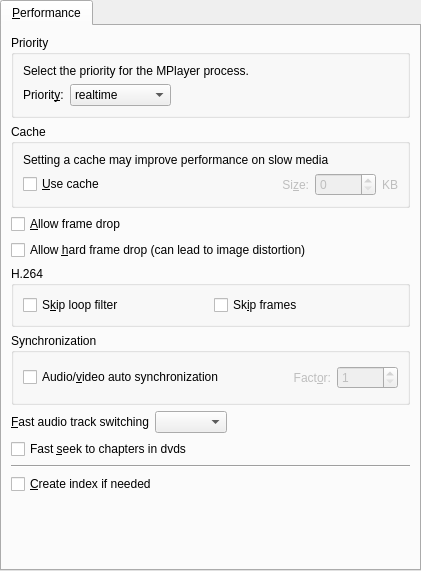
This is src/prefperformance.ui in wilbert2000/wzplayer as Qt 5 draws it before an edit. The edited form follows.
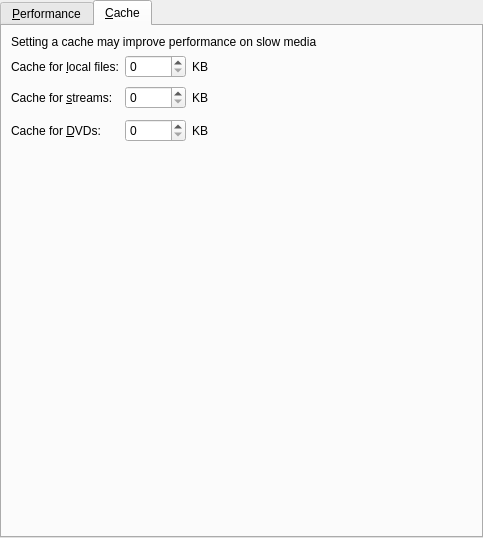
This is the edited form. The open tabs and pages were chosen to show the change. Icons and pictures are not drawn. Custom widgets are drawn as their Qt base class.

Commit message: Now the cache setting is independent for each type of media.

```diff
--- a/src/prefperformance.ui
+++ b/src/prefperformance.ui
@@ -5,8 +5,8 @@
    <rect>
     <x>0</x>
     <y>0</y>
-    <width>421</width>
-    <height>571</height>
+    <width>483</width>
+    <height>538</height>
    </rect>
   </property>
   <property name="windowIcon" >
@@ -133,103 +133,6 @@
          </layout>
         </widget>
        </item>
-       <item>
-        <widget class="QGroupBox" name="groupBox_2" >
-         <property name="title" >
-          <string>Cache</string>
-         </property>
-         <layout class="QGridLayout" >
-          <property name="margin" >
-           <number>9</number>
-          </property>
-          <property name="spacing" >
-           <number>6</number>
-          </property>
-          <item row="1" column="0" >
-           <widget class="QCheckBox" name="use_cache_check" >
-            <property name="text" >
-             <string>&amp;Use cache</string>
-            </property>
-           </widget>
-          </item>
-          <item row="1" column="1" >
-           <layout class="QHBoxLayout" >
-            <property name="margin" >
-             <number>0</number>
-            </property>
-            <property name="spacing" >
-             <number>6</number>
-            </property>
-            <item>
-             <spacer>
-              <property name="orientation" >
-               <enum>Qt::Horizontal</enum>
-              </property>
-              <property name="sizeHint" >
-               <size>
-                <width>31</width>
-                <height>21</height>
-               </size>
-              </property>
-             </spacer>
-            </item>
-            <item>
-             <widget class="QLabel" name="cache_size_label" >
-              <property name="enabled" >
-               <bool>false</bool>
-              </property>
-              <property name="text" >
-               <string>Si&amp;ze:</string>
-              </property>
-              <property name="alignment" >
-               <set>Qt::AlignRight|Qt::AlignTrailing|Qt::AlignVCenter</set>
-              </property>
-              <property name="wordWrap" >
-               <bool>false</bool>
-              </property>
-              <property name="buddy" >
-               <cstring>cache_spin</cstring>
-              </property>
-             </widget>
-            </item>
-            <item>
-             <widget class="QSpinBox" name="cache_spin" >
-              <property name="enabled" >
-               <bool>false</bool>
-              </property>
-              <property name="maximum" >
-               <number>10000</number>
-              </property>
-             </widget>
-            </item>
-            <item>
-             <widget class="QLabel" name="cache_kb_label" >
-              <property name="enabled" >
-               <bool>false</bool>
-              </property>
-              <property name="text" >
-               <string>KB</string>
-              </property>
-              <property name="wordWrap" >
-               <bool>false</bool>
-              </property>
-             </widget>
-            </item>
-           </layout>
-          </item>
-          <item row="0" column="0" colspan="2" >
-           <widget class="QLabel" name="textLabel1_12" >
-            <property name="text" >
-             <string>Setting a cache may improve performance on slow media</string>
-            </property>
-            <property name="wordWrap" >
-             <bool>false</bool>
-            </property>
-           </widget>
-          </item>
-         </layout>
-        </widget>
-       </item>
        <item>
         <widget class="QCheckBox" name="framedrop_check" >
          <property name="text" >
@@ -406,7 +309,7 @@
        <item>
         <widget class="QCheckBox" name="idx_check" >
          <property name="text" >
-          <string>&amp;Create index if needed</string>
+          <string>C&amp;reate index if needed</string>
          </property>
         </widget>
        </item>
@@ -425,6 +328,153 @@
        </item>
       </layout>
      </widget>
+     <widget class="QWidget" name="tab_2" >
+      <attribute name="title" >
+       <string>&amp;Cache</string>
+      </attribute>
+      <layout class="QGridLayout" >
+       <property name="margin" >
+        <number>9</number>
+       </property>
+       <property name="spacing" >
+        <number>6</number>
+       </property>
+       <item row="3" column="3" >
+        <spacer>
+         <property name="orientation" >
+          <enum>Qt::Horizontal</enum>
+         </property>
+         <property name="sizeHint" >
+          <size>
+           <width>211</width>
+           <height>27</height>
+          </size>
+         </property>
+        </spacer>
+       </item>
+       <item row="3" column="2" >
+        <widget class="QLabel" name="label_7" >
+         <property name="text" >
+          <string>KB</string>
+         </property>
+        </widget>
+       </item>
+       <item row="2" column="2" >
+        <widget class="QLabel" name="label_5" >
+         <property name="text" >
+          <string>KB</string>
+         </property>
+        </widget>
+       </item>
+       <item row="3" column="1" >
+        <widget class="QSpinBox" name="cache_dvds_spin" >
+         <property name="maximum" >
+          <number>10000</number>
+         </property>
+        </widget>
+       </item>
+       <item row="3" column="0" >
+        <widget class="QLabel" name="label_6" >
+         <property name="text" >
+          <string>Cache for &amp;DVDs:</string>
+         </property>
+         <property name="buddy" >
+          <cstring>cache_dvds_spin</cstring>
+         </property>
+        </widget>
+       </item>
+       <item row="0" column="0" colspan="4" >
+        <widget class="QLabel" name="textLabel1_12" >
+         <property name="text" >
+          <string>Setting a cache may improve performance on slow media</string>
+         </property>
+         <property name="wordWrap" >
+          <bool>false</bool>
+         </property>
+        </widget>
+       </item>
+       <item row="1" column="0" >
+        <widget class="QLabel" name="label_2" >
+         <property name="text" >
+          <string>Cache for &amp;local files:</string>
+         </property>
+         <property name="buddy" >
+          <cstring>cache_files_spin</cstring>
+         </property>
+        </widget>
+       </item>
+       <item row="2" column="0" >
+        <widget class="QLabel" name="label_4" >
+         <property name="text" >
+          <string>Cache for &amp;streams:</string>
+         </property>
+         <property name="buddy" >
+          <cstring>cache_streams_spin</cstring>
+         </property>
+        </widget>
+       </item>
+       <item row="2" column="3" >
+        <spacer>
+         <property name="orientation" >
+          <enum>Qt::Horizontal</enum>
+         </property>
+         <property name="sizeHint" >
+          <size>
+           <width>211</width>
+           <height>27</height>
+          </size>
+         </property>
+        </spacer>
+       </item>
+       <item row="1" column="3" >
+        <spacer>
+         <property name="orientation" >
+          <enum>Qt::Horizontal</enum>
+         </property>
+         <property name="sizeHint" >
+          <size>
+           <width>211</width>
+           <height>20</height>
+          </size>
+         </property>
+        </spacer>
+       </item>
+       <item row="1" column="2" >
+        <widget class="QLabel" name="label_3" >
+         <property name="text" >
+          <string>KB</string>
+         </property>
+        </widget>
+       </item>
+       <item row="4" column="2" >
+        <spacer>
+         <property name="orientation" >
+          <enum>Qt::Vertical</enum>
+         </property>
+         <property name="sizeHint" >
+          <size>
+           <width>20</width>
+           <height>351</height>
+          </size>
+         </property>
+        </spacer>
+       </item>
+       <item row="1" column="1" >
+        <widget class="QSpinBox" name="cache_files_spin" >
+         <property name="maximum" >
+          <number>10000</number>
+         </property>
+        </widget>
+       </item>
+       <item row="2" column="1" >
+        <widget class="QSpinBox" name="cache_streams_spin" >
+         <property name="maximum" >
+          <number>10000</number>
+         </property>
+        </widget>
+       </item>
+      </layout>
+     </widget>
     </widget>
    </item>
   </layout>
```
Left out of the diff: 50 changed lines with no effect on the pictures. The commit also changes 30 other files.
